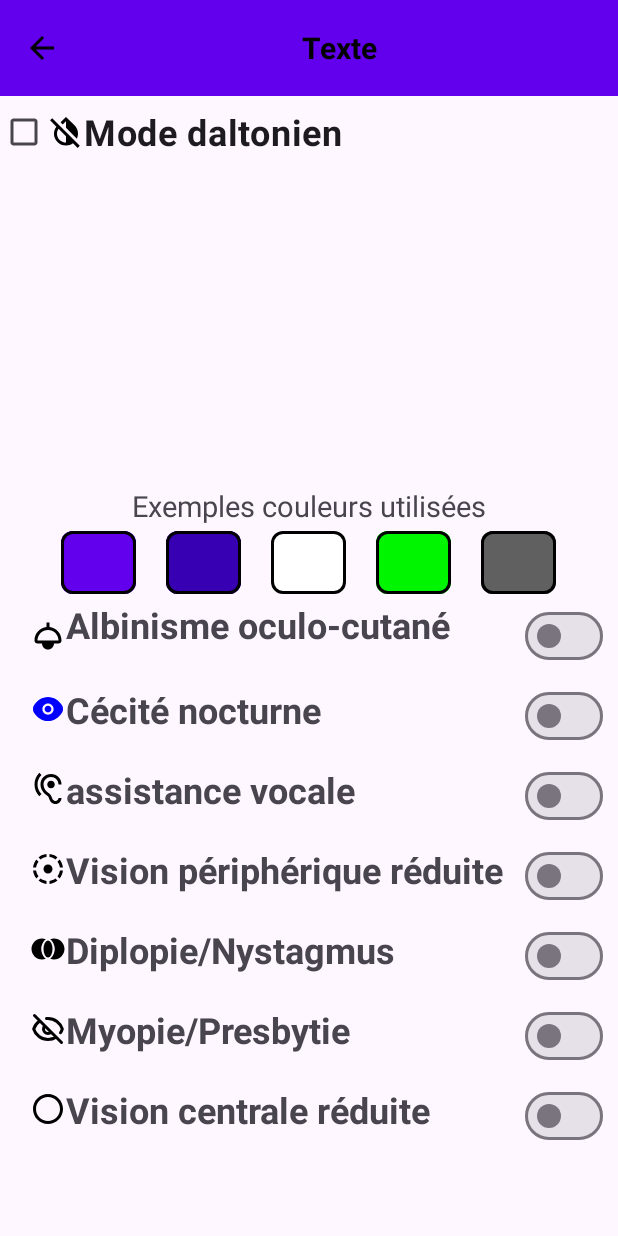
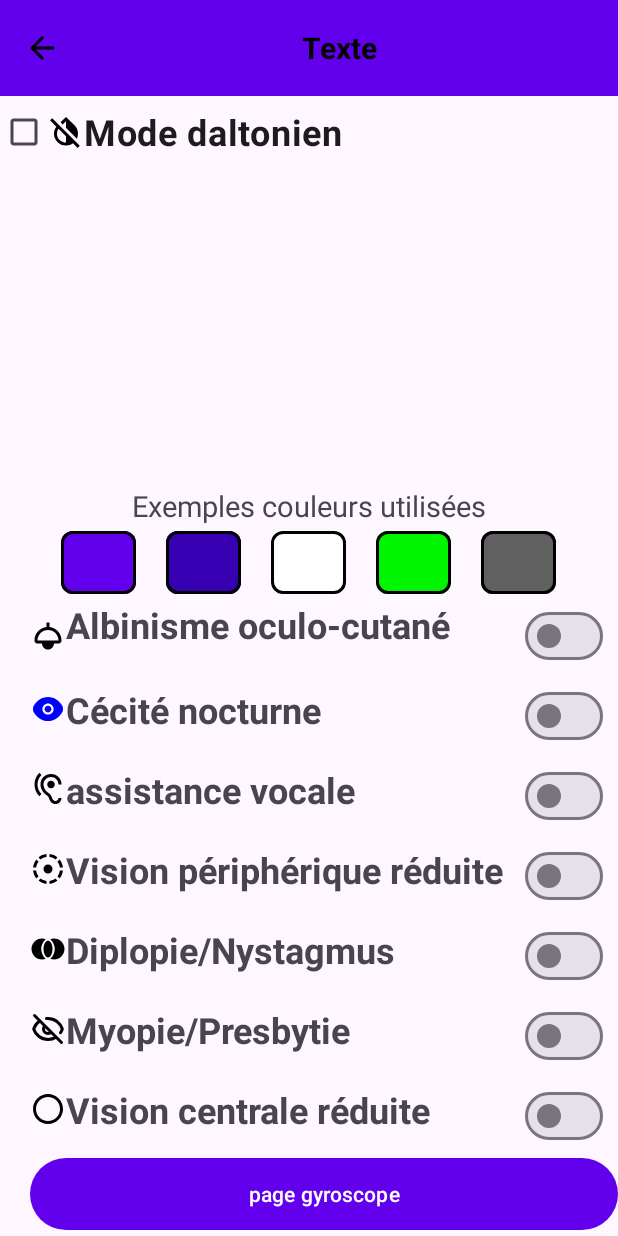
Before and after one commit to Rafale2000/QuestEase-SAE6.01, an Android app: the Parametres screen opened directly, with no data from a screen before it, on a phone screen of 412 x 824 dp. Run offline under Robolectric (Android 15) with nearby library versions, the phone set to English and light mode, and no system bars.

Commit message:
rajout intégral mode daltonien +page de test Gyroscope.java

```diff
--- a/app/build.gradle
+++ b/app/build.gradle
@@ -5,14 +5,12 @@ plugins {
 android {
     namespace 'com.example.questease'
     compileSdk 34
-
     defaultConfig {
         applicationId "com.example.questease"
         minSdk 34
         targetSdk 34
         versionCode 1
         versionName "1.0"
-
         testInstrumentationRunner "androidx.test.runner.AndroidJUnitRunner"
     }
 
--- a/app/src/main/java/com/example/questease/Parametres.java
+++ b/app/src/main/java/com/example/questease/Parametres.java
@@ -1,32 +1,47 @@
 package com.example.questease;
 
-import android.annotation.SuppressLint;
 import android.content.Intent;
+import android.content.SharedPreferences;
 import android.os.Bundle;
-import android.provider.Settings;
+import android.util.Log;
 import android.view.View;
+import android.widget.Button;
 import android.widget.CheckBox;
-
 import androidx.activity.EdgeToEdge;
 import androidx.appcompat.app.AppCompatActivity;
 import androidx.core.graphics.Insets;
 import androidx.core.view.ViewCompat;
 import androidx.core.view.WindowInsetsCompat;
-
-
-
+import com.google.android.material.materialswitch.MaterialSwitch;
+import com.example.questease.MainActivity;
 public class Parametres extends AppCompatActivity {
+    private SharedPreferences sharedPreferences;
+    private static final String PREFS_NAME = "QuestEasePrefs";
+    private boolean isCreated = false;
 
     @Override
     protected void onCreate(Bundle savedInstanceState) {
+
+        isCreated = true;
         super.onCreate(savedInstanceState);
         EdgeToEdge.enable(this);
+        sharedPreferences = getSharedPreferences(PREFS_NAME, MODE_PRIVATE);
+        ApplyParameters(sharedPreferences);
         setContentView(R.layout.activity_parametres);
         ViewCompat.setOnApplyWindowInsetsListener(findViewById(R.id.main), (v, insets) -> {
             Insets systemBars = insets.getInsets(WindowInsetsCompat.Type.systemBars());
             v.setPadding(systemBars.left, systemBars.top, systemBars.right, systemBars.bottom);
             return insets;
         });
+        Button gyroscope = findViewById(R.id.gyroscope);
+        gyroscope.setOnClickListener(new View.OnClickListener() {
+            @Override
+            public void onClick(View view) {
+                Intent intent = new Intent(Parametres.this, Gyroscope.class);
+                startActivity(intent);
+            }
+        });
+        //ApplyParameters(sharedPreferences);
         CheckBox daltonisme = findViewById(R.id.checkbox_parent);
         CheckBox deuteranomalie = findViewById(R.id.deuteranomalie);
         CheckBox deuteranopie = findViewById(R.id.deuteranopie);
@@ -36,83 +51,201 @@ public class Parametres extends AppCompatActivity {
         deuteranopie.setVisibility(View.GONE);
         protanomalie.setVisibility(View.GONE);
         protanopie.setVisibility(View.GONE);
-        daltonisme.setOnClickListener(new View.OnClickListener() {
-
-            @Override
-            public void onClick(View view) {
-                if (daltonisme.isChecked()) {
-
+        MaterialSwitch albinisme = findViewById(R.id.albinisme);
+        MaterialSwitch cecite = findViewById(R.id.cecite);
+        MaterialSwitch vocal = findViewById(R.id.poled);
+        MaterialSwitch peripherique = findViewById(R.id.peripherique);
+        MaterialSwitch Diplopienystagmus = findViewById(R.id.Diplopienystagmus);
+        MaterialSwitch Myopiepresbytie = findViewById(R.id.Myopiepresbytie);
+        MaterialSwitch VisionCentraleReduite = findViewById(R.id.VisionCentraleReduite);
+        VisionCentraleReduite.setChecked(sharedPreferences.getBoolean("vision_centrale_reduite", false));
+        Myopiepresbytie.setChecked(sharedPreferences.getBoolean("myopie", false));
+        Diplopienystagmus.setChecked(sharedPreferences.getBoolean("diplopie", false));
+        peripherique.setChecked(sharedPreferences.getBoolean("vision_peripherique", false));
+        vocal.setChecked(sharedPreferences.getBoolean("assistance_vocale", false));
+        cecite.setChecked(sharedPreferences.getBoolean("cecite", false));
+        albinisme.setChecked(sharedPreferences.getBoolean("albinisme", false));
+        daltonisme.setChecked(sharedPreferences.getInt("daltonisme", 0) != 0);
+        if (sharedPreferences.getInt("daltonisme",0)!=0){
             deuteranomalie.setVisibility(View.VISIBLE);
             deuteranopie.setVisibility(View.VISIBLE);
             protanomalie.setVisibility(View.VISIBLE);
             protanopie.setVisibility(View.VISIBLE);
+        }
+        Log.e("SharedPreferences", "Valeur de daltonisme: " + sharedPreferences.getInt("daltonisme", 0));
+        protanomalie.setChecked(sharedPreferences.getInt("daltonisme", 0) == 1);
+        protanopie.setChecked(sharedPreferences.getInt("daltonisme", 0) == 2);
+        deuteranomalie.setChecked(sharedPreferences.getInt("daltonisme",0) == 3);
+        deuteranopie.setChecked(sharedPreferences.getInt("daltonisme",0) == 4);
+
+        // Vérifiez et créez des entrées si elles n'existent pas
+        initializeBooleanPreference("vision_centrale_reduite", false);
+        initializeBooleanPreference("myopie", false);
+        initializeBooleanPreference("diplopie", false);
+        initializeBooleanPreference("vision_peripherique", false);
+        initializeBooleanPreference("assistance_vocale", false);
+        initializeBooleanPreference("cecite", false);
+        initializeBooleanPreference("albinisme", false);
+        initializePreference("daltonisme",0);
+
+        VisionCentraleReduite.setOnClickListener(view -> {
+            boolean isChecked = VisionCentraleReduite.isChecked();
+            sharedPreferences.edit().putBoolean("vision_centrale_reduite", isChecked).apply();
+
+        });
+
+        Myopiepresbytie.setOnClickListener(view -> {
+            boolean isChecked = Myopiepresbytie.isChecked();
+            sharedPreferences.edit().putBoolean("myopie", isChecked).apply();
+        });
+
+        Diplopienystagmus.setOnClickListener(view -> {
+            boolean isChecked = Diplopienystagmus.isChecked();
+            sharedPreferences.edit().putBoolean("diplopie", isChecked).apply();
+        });
+
+        peripherique.setOnClickListener(view -> {
+            boolean isChecked = peripherique.isChecked();
+            sharedPreferences.edit().putBoolean("vision_peripherique", isChecked).apply();
+        });
+
+        vocal.setOnClickListener(view -> {
+            boolean isChecked = vocal.isChecked();
+            sharedPreferences.edit().putBoolean("assistance_vocale", isChecked).apply();
+        });
+
+        cecite.setOnClickListener(view -> {
+            boolean isChecked = cecite.isChecked();
+            sharedPreferences.edit().putBoolean("cecite", isChecked).apply();
+        });
+
+        albinisme.setOnClickListener(view -> {
+            boolean isChecked = albinisme.isChecked();
+            sharedPreferences.edit().putBoolean("albinisme", isChecked).apply();
+        });
+
+        daltonisme.setOnClickListener(view -> {
+            if (daltonisme.isChecked()) {
+                deuteranomalie.setVisibility(View.VISIBLE);
+                deuteranopie.setVisibility(View.VISIBLE);
+                protanomalie.setVisibility(View.VISIBLE);
+                protanopie.setVisibility(View.VISIBLE);
+                Log.d("Daltonisme", "Case daltonisme cochée");
             } else {
                 deuteranomalie.setVisibility(View.GONE);
                 deuteranomalie.setChecked(false);
-
                 deuteranopie.setVisibility(View.GONE);
                 deuteranopie.setChecked(false);
-
                 protanomalie.setVisibility(View.GONE);
                 protanomalie.setChecked(false);
-
                 protanopie.setVisibility(View.GONE);
                 protanopie.setChecked(false);
+                sharedPreferences.edit().putInt("daltonisme",0).apply();
+                recreate();
+            }
+        });
+
+        protanomalie.setOnClickListener(view -> {
+            if (protanomalie.isChecked()) {
+                sharedPreferences.edit().putInt("daltonisme", 1).apply();
+                deuteranomalie.setChecked(false);
+                deuteranopie.setChecked(false);
+                protanopie.setChecked(false);
+                recreate();
+            }
+            else{
+                sharedPreferences.edit().putInt("daltonisme", 0).apply();
+                recreate();
+            }
+            Log.e("SharedPreferences", "Valeur de daltonisme: " + sharedPreferences.getInt("daltonisme", 0));
+        });
+
+        protanopie.setOnClickListener(view -> {
+            if (protanopie.isChecked()) {
+                sharedPreferences.edit().putInt("daltonisme", 2).apply();
+                deuteranomalie.setChecked(false);
+                deuteranopie.setChecked(false);
+                protanomalie.setChecked(false);
+                recreate();
+            }
+            else{sharedPreferences.edit().putInt("daltonisme", 0).apply();recreate();
+            }
+
+            Log.e("SharedPreferences", "Valeur de daltonisme: " + sharedPreferences.getInt("daltonisme", 0));
+        });
+
+        deuteranomalie.setOnClickListener(view -> {
+
+            if (deuteranomalie.isChecked()) {
+                sharedPreferences.edit().putInt("daltonisme", 3).apply();
+                deuteranopie.setChecked(false);
+                protanomalie.setChecked(false);
+                protanopie.setChecked(false);
+                recreate();
+            }
+            else{sharedPreferences.edit().putInt("daltonisme", 0).apply();
+                recreate();
             }
 
 
-            }
+            Log.e("SharedPreferences", "Valeur de daltonisme: " + sharedPreferences.getInt("daltonisme", 0));
         });
 
-        protanomalie.setOnClickListener(new View.OnClickListener() {
-            @Override
-            public void onClick(View view) {
-                setTheme(R.style.Theme_Questease_Protanomalie);
-                if (protanomalie.isChecked()) {
+        deuteranopie.setOnClickListener(view -> {
+            if (deuteranopie.isChecked()) {
+                sharedPreferences.edit().putInt("daltonisme",4).apply();
+                protanomalie.setChecked(false);
                 deuteranomalie.setChecked(false);
-                    deuteranopie.setChecked(false);
                 protanopie.setChecked(false);
+                recreate();
+            }
+            else{
+                sharedPreferences.edit().putInt("daltonisme",0).apply();
+                recreate();
+            }
+            Log.e("SharedPreferences", "Valeur de daltonisme: " + sharedPreferences.getInt("daltonisme", 0));
+        });
+    }
+
+    private void initializePreference(String key, int defaultValue) {
+        if (!sharedPreferences.contains(key)) {
+            sharedPreferences.edit().putInt(key, defaultValue).apply();
         }
     }
 
-        });
-        protanopie.setOnClickListener(new View.OnClickListener() {
-            @Override
-            public void onClick(View view) {
-                setTheme(R.style.Theme_Questease_Protanopie);
-                if(protanopie.isChecked()) {
-                    deuteranomalie.setChecked(false);
-                    deuteranopie.setChecked(false);
-                    protanomalie.setChecked(false);
+    private void initializeBooleanPreference(String key, boolean defaultValue) {
+        if (!sharedPreferences.contains(key)) {
+            sharedPreferences.edit().putBoolean(key, defaultValue).apply();
         }
     }
-        });
-        deuteranomalie.setOnClickListener(new View.OnClickListener() {
-            @Override
-            public void onClick(View view) {
-                setTheme(R.style.Theme_Questease_deuteranomalie);
-                if(deuteranomalie.isChecked()) {
-                    protanomalie.setChecked(false);
-                    deuteranopie.setChecked(false);
-                    protanopie.setChecked(false);
+    /*@Override
+    protected void onRestart() {
+        super.onRestart();
+        if (!isCreated) {
+            recreate();
         }
     }
-        });
-        deuteranopie.setOnClickListener(new View.OnClickListener() {
     @Override
-            public void onClick(View view) {
-                setTheme(R.style.Theme_Questease_Deuteranopie);
-                if(deuteranopie.isChecked()) {
-                    protanomalie.setChecked(false);
-                    deuteranomalie.setChecked(false);
-                    protanopie.setChecked(false);
+    protected void onPause(){
+        super.onPause();
+        this.isCreated = false;
+    }*/
+
+    public void ApplyParameters(SharedPreferences sharedPreferences){
+        //Protanomalie = 1
+        //Protanopie = 2
+        //deuteranomalie = 3
+        //deuteranopie = 4
+        Log.d("SharedPreferences", "Valeur de daltonisme: " + sharedPreferences.getInt("daltonisme", 0));
+        Log.d("SharedPreferences","je vais essayer d'appliquer un thème");
+        if(sharedPreferences.getInt("daltonisme",0)== 1) {
+            setTheme(R.style.Theme_Questease_Protanomalie);}
+        else if(sharedPreferences.getInt("daltonisme",0)== 2){
+            setTheme(R.style.Theme_Questease_Protanopie);
+        } else if (sharedPreferences.getInt("daltonisme",0)==3) {
+            setTheme(R.style.Theme_Questease_Deuteranomalie);
+        } else if (sharedPreferences.getInt("daltonisme",0) == 4) {
+            setTheme(R.style.Theme_Questease_deuteranopie);
         }
     }
-        });
 }
-
-
-
-
-
-    }
--- a/app/src/main/java/com/example/questease/Utils.java
+++ b/app/src/main/java/com/example/questease/Utils.java
@@ -36,7 +36,7 @@ public class Utils  {
             albinisme = cursor.getInt(cursor.getColumnIndex("albinisme"));
         }
         if (daltonisme == "Deutéranomalie") {
-            activity.setTheme(R.style.Theme_Questease_deuteranomalie);
+            activity.setTheme(R.style.Theme_Questease_Deuteranomalie);
         } else if (daltonisme == "Deutéranopie") {
             activity.setTheme(R.style.Theme_Questease_Deuteranopie);
         } else if (daltonisme == "Protanomalie") {
--- a/app/src/main/res/layout/activity_parametres.xml
+++ b/app/src/main/res/layout/activity_parametres.xml
@@ -48,10 +48,10 @@
             android:layout_marginLeft="40dp"
             android:text="Deutéranomalie"
             android:textSize="24dp"
-            android:textStyle="bold" />
+            android:textStyle="bold"/>
 
         <CheckBox
-            android:id="@+id/deuteranopie"
+                android:id="@+id/deuteranopie"
             android:layout_width="358dp"
             android:layout_height="wrap_content"
             android:layout_marginLeft="40dp"
@@ -216,7 +216,7 @@
             android:layout_marginTop="5dp">
 
             <TextView
-                android:id="@+id/cécitéTexte"
+                android:id="@+id/ceciteTexte"
                 android:layout_width="0dp"
                 android:layout_height="wrap_content"
                 android:layout_weight="1"
@@ -225,7 +225,7 @@
                 android:text="Cécité nocturne"
                 android:textStyle="bold"/>
             <com.google.android.material.materialswitch.MaterialSwitch
-                android:id="@+id/cecité"
+                android:id="@+id/cecite"
                 android:layout_width="wrap_content"
                 android:layout_height="wrap_content"
                 android:paddingEnd="10dp"
@@ -259,16 +259,16 @@
             android:layout_height="wrap_content"
             android:paddingTop="5dp">
             <TextView
-                android:id="@+id/périphériqueRéduite"
+                android:id="@+id/peripheriqueText"
                 android:layout_width="0dp"
                 android:layout_height="wrap_content"
                 android:textSize="24dp"
                 android:layout_weight="1"
                 android:drawableStart="@drawable/baseline_filter_tilt_shift_24"
                 android:text="Vision périphérique réduite"
-                android:textStyle="bold" />
+                android:textStyle="bold"/>
             <com.google.android.material.materialswitch.MaterialSwitch
-                android:id="@+id/periphérique"
+                android:id="@+id/peripherique"
                 android:layout_width="wrap_content"
                 android:layout_height="wrap_content"
                 android:checked="false"
@@ -340,7 +340,7 @@
                 android:text="Vision centrale réduite"
                 android:textStyle="bold" />
     <com.google.android.material.materialswitch.MaterialSwitch
-        android:id="@+id/VisionCentraleRéduite"
+        android:id="@+id/VisionCentraleReduite"
         android:layout_width="wrap_content"
         android:layout_height="wrap_content"
         android:layout_marginEnd="10dp"
@@ -348,6 +348,12 @@
          />
 
         </LinearLayout>
+    <Button
+        android:id="@+id/gyroscope"
+        android:layout_width="match_parent"
+        android:layout_height="match_parent"
+        android:text="page gyroscope">
+    </Button>
 
     </LinearLayout>
 </androidx.constraintlayout.widget.ConstraintLayout>
--- a/app/src/main/res/values-night/themes.xml
+++ b/app/src/main/res/values-night/themes.xml
@@ -11,5 +11,55 @@
         <item name="colorProfileBackground">#899295</item>
         <item name="iconcolor">#FFFFFF</item>
         <item name="texte">#FFFFFF</item>
+        <item name="bordercolor">#000000</item>
     </style>
+    <style name="Theme.Questease.Deuteranomalie" parent="Theme.Material3.DayNight.NoActionBar">
+        <item name="colorPrimary">#3366CC</item> <!-- Bleu vif, facilement perçu -->
+        <item name="colorPrimaryVariant">#254E88</item> <!-- Bleu plus foncé -->
+        <item name="colorOnPrimary">#FFFFFF</item> <!-- Texte blanc sur fond bleu -->
+        <item name="colorButtonBackground">#F60000</item> <!-- Vert clair (atténué) -->
+        <item name="colorButtonBackground2">#CCCCFF</item> <!-- Bleu clair pour variation -->
+        <item name="colorButtonText">#000000</item> <!-- Texte noir -->
+        <item name="colorProfileBackground">#B3B3CC</item> <!-- Gris-bleu pour profil -->
+        <item name="iconcolor">#FFFFFF</item> <!-- Blanc pour les icônes -->
+        <item name="texte">#FFFFFF</item> <!-- Texte blanc général -->
+        <item name="bordercolor">#000000</item> <!-- Bordure noire pour contraste -->
+    </style>
+    <style name="Theme.Questease.Deuteranopie" parent="Theme.Material3.DayNight.NoActionBar">
+        <item name="colorPrimary">#336699</item> <!-- Bleu plus foncé pour éviter confusion rouge-vert -->
+        <item name="colorPrimaryVariant">#204060</item> <!-- Bleu profond -->
+        <item name="colorOnPrimary">#FFFFFF</item> <!-- Texte blanc sur fond bleu -->
+        <item name="colorButtonBackground">#FF9933</item> <!-- Orange vif pour les boutons -->
+        <item name="colorButtonBackground2">#FFCC66</item> <!-- Orange clair pour variation -->
+        <item name="colorButtonText">#000000</item> <!-- Texte noir -->
+        <item name="colorProfileBackground">#B3B3B3</item> <!-- Gris pour fond de profil -->
+        <item name="iconcolor">#FFFFFF</item> <!-- Icônes blanches -->
+        <item name="texte">#FFFFFF</item> <!-- Texte blanc -->
+        <item name="bordercolor">#000000</item> <!-- Bordure noire -->
+    </style>
+    <style name="Theme.Questease.Protanomalie" parent="Theme.Material3.DayNight.NoActionBar">
+        <item name="colorPrimary">#4C4CB3</item> <!-- Bleu-violet adapté -->
+        <item name="colorPrimaryVariant">#2E2E66</item> <!-- Violet plus foncé -->
+        <item name="colorOnPrimary">#FFFFFF</item> <!-- Texte blanc sur fond violet -->
+        <item name="colorButtonBackground">#FFB84D</item> <!-- Orange clair pour boutons -->
+        <item name="colorButtonBackground2">#FFD27F</item> <!-- Orange plus clair pour variation -->
+        <item name="colorButtonText">#000000</item> <!-- Texte noir -->
+        <item name="colorProfileBackground">#C0C0C0</item> <!-- Gris clair pour le profil -->
+        <item name="iconcolor">#FFFFFF</item> <!-- Icônes blanches -->
+        <item name="texte">#FFFFFF</item> <!-- Texte blanc -->
+        <item name="bordercolor">#000000</item> <!-- Bordure noire -->
+    </style>
+    <style name="Theme.Questease.Protanopie" parent="Theme.Material3.DayNight.NoActionBar">
+        <item name="colorPrimary">#333399</item> <!-- Bleu foncé, évitant rouge-vert -->
+        <item name="colorPrimaryVariant">#1A1A66</item> <!-- Bleu profond pour contraste -->
+        <item name="colorOnPrimary">#FFFFFF</item> <!-- Texte blanc sur bleu foncé -->
+        <item name="colorButtonBackground">#FFCC66</item> <!-- Jaune clair pour boutons -->
+        <item name="colorButtonBackground2">#FFDDAA</item> <!-- Jaune plus clair pour variation -->
+        <item name="colorButtonText">#000000</item> <!-- Texte noir -->
+        <item name="colorProfileBackground">#D3D3D3</item> <!-- Gris pour fond de profil -->
+        <item name="iconcolor">#FFFFFF</item> <!-- Icônes blanches -->
+        <item name="texte">#FFFFFF</item> <!-- Texte blanc -->
+        <item name="bordercolor">#000000</item> <!-- Bordure noire -->
+    </style>
+
 </resources>
--- a/app/src/main/res/values/attrs.xml
+++ b/app/src/main/res/values/attrs.xml
@@ -1,4 +1,7 @@
 <resources>
+    <attr name="colorPrimary" format="color"/>
+    <attr name="colorPrimaryVariant" format="color"/>
+    <attr name="colorOnPrimary" format="color"/>
     <attr name="colorButtonBackground" format="color" />
     <attr name="colorButtonText" format="color" />
     <attr name="colorButtonBackground2" format="color"/>
--- a/app/src/main/res/values/themes.xml
+++ b/app/src/main/res/values/themes.xml
@@ -15,7 +15,7 @@
         <item name="bordercolor">#000000</item> <!-- couleur utilisé pour contraster les samples de couleur et le fond -->
     </style>
 
-    <style name="Theme.Questease.deuteranomalie" parent="Theme.Questease">
+    <style name="Theme.Questease.Deuteranomalie" parent="Theme.Questease">
         <item name="colorPrimary">#9F63FF</item> <!-- Adaptation de violet à un ton plus perceptible -->
         <item name="colorPrimaryVariant">#7D4DC3</item> <!-- Variante assombrie du violet -->
         <item name="colorOnPrimary">#FFFFFF</item> <!-- Blanc, pas de changement -->
@@ -27,7 +27,7 @@
         <item name="texte">#000000</item> <!-- Noir, pas de changement -->
 
     </style>
-    <style name="Theme.Questease.Deuteranopie" parent="Theme.Material3.DayNight.NoActionBar">
+    <style name="Theme.Questease.deuteranopie" parent="Theme.Material3.DayNight.NoActionBar">
         <!-- Couleurs principales adaptées pour la deutéranopie -->
         <item name="colorPrimary">#5A5AFF</item> <!-- Couleur principale modifiée -->
         <item name="colorPrimaryVariant">#4B4BB2</item> <!-- Variante principale -->
```
Also changed, not shown: app/src/main/AndroidManifest.xml (+10 -10 lines), app/src/main/java/com/example/questease/Gyroscope.java (added, +24 -0 lines), app/src/main/java/com/example/questease/MainActivity.java (+38 -46 lines), app/src/main/res/layout/activity_gyroscope.xml (added, +10 -0 lines). Lines whose indentation alone changed are shown as unchanged.
